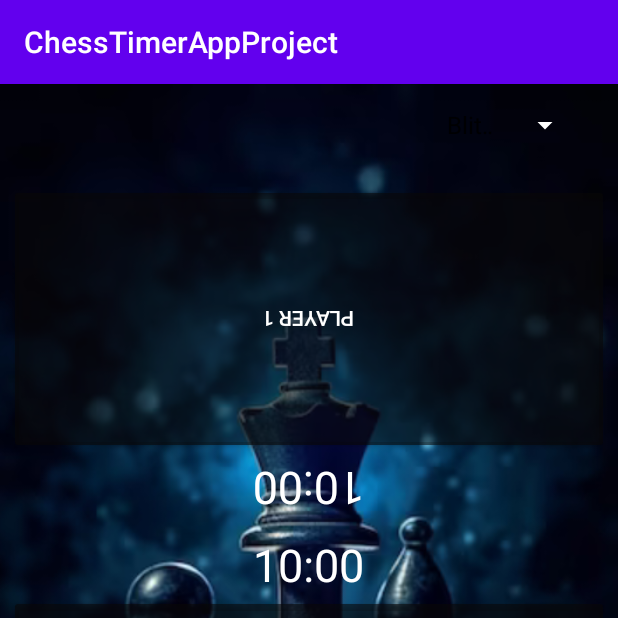
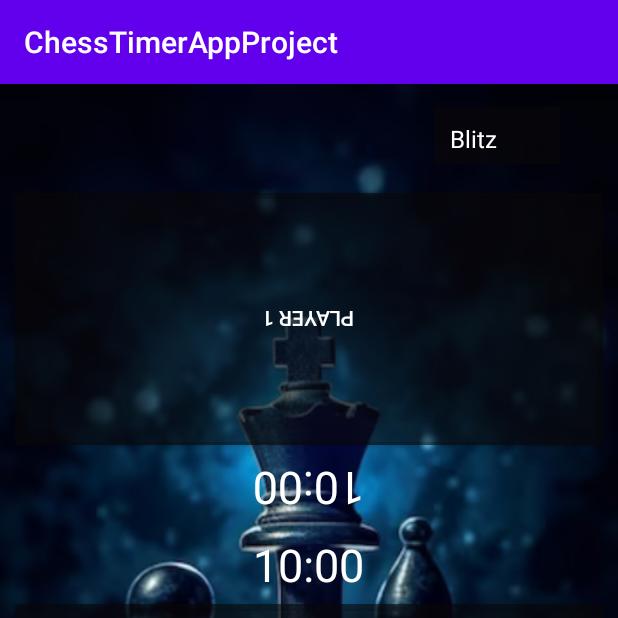
Before and after one commit to ZeuS-05/Chess-Timer-android-App, an Android app: the screen it shows after launch (MainActivity), on a phone screen of 412 x 824 dp, the top half of it. Run offline under Robolectric (Android 15) with nearby library versions, the phone set to English and light mode, and no system bars.

Commit message:
spinner fix

```diff
--- a/app/src/main/java/com/example/chesstimerappproject/MainActivity.java
+++ b/app/src/main/java/com/example/chesstimerappproject/MainActivity.java
@@ -136,8 +136,8 @@ public class MainActivity extends AppCompatActivity {
         modeOptions.add("Rapid Mode"); // TIMER_OPTION_TWO
 
         ArrayAdapter<String> adapter = new ArrayAdapter<>(
-                this, android.R.layout.simple_spinner_item, modeOptions);
-        adapter.setDropDownViewResource(android.R.layout.simple_spinner_dropdown_item);
+                this, R.layout.spinner_item, modeOptions);
+        adapter.setDropDownViewResource(R.layout.spinner_item);
         changeModeSpinner.setAdapter(adapter);
 
         changeModeSpinner.setOnItemSelectedListener(new AdapterView.OnItemSelectedListener() {
--- a/app/src/main/res/layout/activity_main.xml
+++ b/app/src/main/res/layout/activity_main.xml
@@ -6,7 +6,6 @@
     android:layout_height="match_parent"
     android:background="@drawable/chessbackground"
     tools:context=".MainActivity">
-
 
     <TextView
         android:id="@+id/timer1"
@@ -89,12 +88,12 @@
 
     <Spinner
         android:id="@+id/changeModeSpinner"
-        android:layout_width="97dp"
-        android:layout_height="wrap_content"
+        android:layout_width="83dp"
+        android:layout_height="38dp"
         android:layout_marginStart="290dp"
         android:layout_marginTop="15dp"
-        android:backgroundTint="@color/white"
-        android:text="@string/mode" />
-
-
+        android:background="@color/blur"
+        android:padding="2dp"
+        android:popupBackground="@layout/spinner_dropdown_background"
+        android:textColor="@android:color/white" />
 </RelativeLayout>
--- /dev/null
+++ b/app/src/main/res/layout/spinner_dropdown_background.xml
@@ -0,0 +1,4 @@
+<?xml version="1.0" encoding="utf-8"?>
+<shape xmlns:android="http://schemas.android.com/apk/res/android">
+    <solid android:color="@color/blur"/>
+</shape>
--- /dev/null
+++ b/app/src/main/res/layout/spinner_item.xml
@@ -0,0 +1,7 @@
+<?xml version="1.0" encoding="utf-8"?>
+<TextView xmlns:android="http://schemas.android.com/apk/res/android"
+    android:layout_width="match_parent"
+    android:layout_height="wrap_content"
+    android:textColor="@android:color/white"
+    android:padding="8dp"
+    android:textSize="16sp"/>
```
